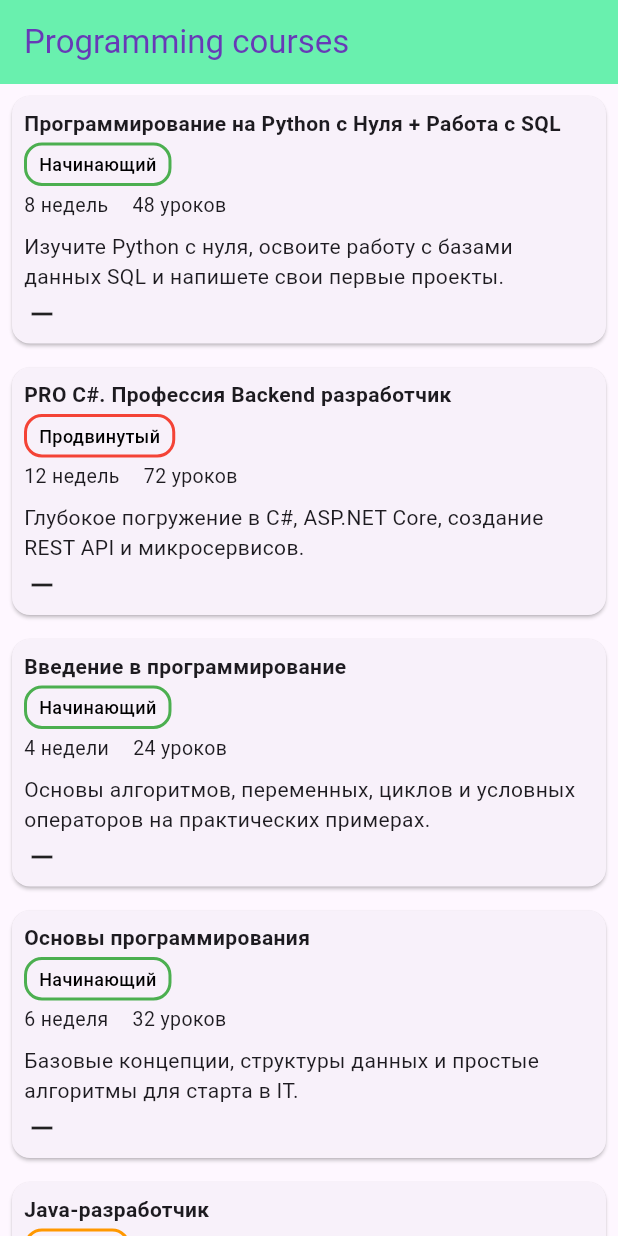
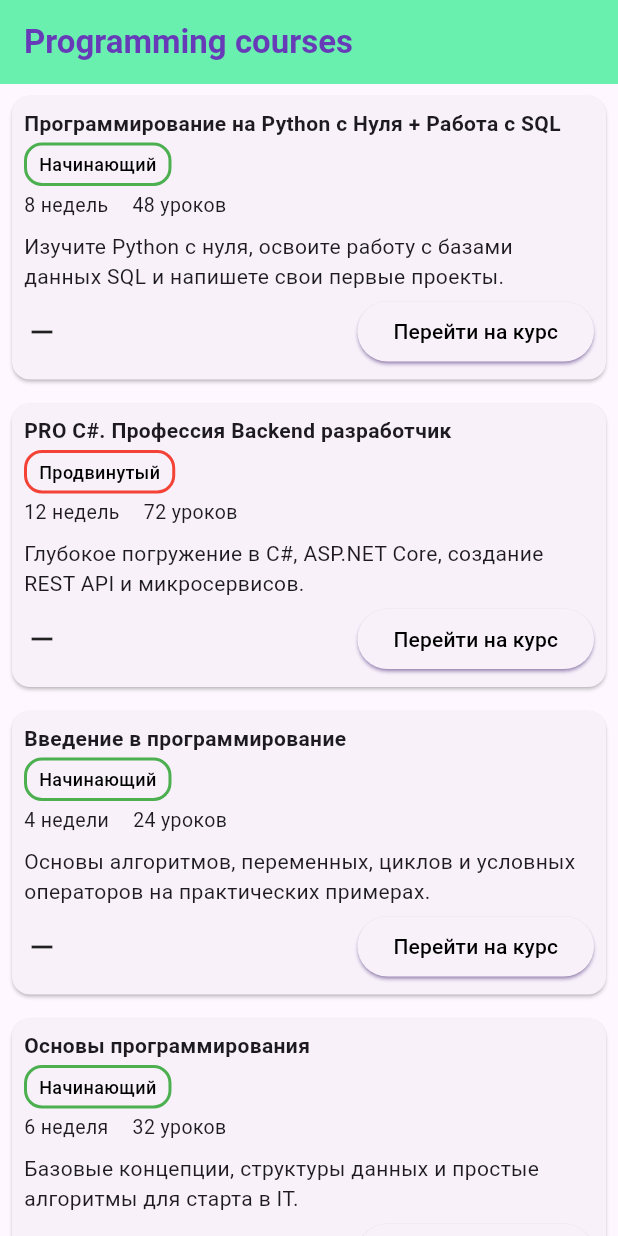
Before and after one commit to arina560/Flutter, a Flutter app: the screen it shows after launch, on a phone screen of 412 x 824 dp. Run offline on Flutter 3.47's test engine with Material 3 defaults, Android fonts, the phone set to English and light mode, and no system bars.

Commit message:
course details card

```diff
--- a/course_catalog/lib/main.dart
+++ b/course_catalog/lib/main.dart
@@ -1,5 +1,4 @@
-import 'models/course.dart';
-import 'widgets/course_card.dart';
+import 'screens/course_list_screen.dart';
 import 'package:flutter/material.dart';
 
 void main() {
@@ -19,77 +18,3 @@ class MyApp extends StatelessWidget {
     );
   }
 }
-
-class CourseListScreen extends StatelessWidget{
-  const CourseListScreen({super.key});
-
-  final List<Course> courses = const[
-    Course(
-      title: "Программирование на Python с Нуля + Работа с SQL",
-      level: "Начинающий",
-      duration: "8 недель",
-      numberOfLessons: 48,
-      description: "Изучите Python с нуля, освоите работу с базами данных SQL и напишете свои первые проекты.",
-      ),
-    Course(
-      title: "PRO C#. Профессия Backend разработчик",
-      level: "Продвинутый",
-      duration: "12 недель",
-      numberOfLessons: 72,
-      description: "Глубокое погружение в C#, ASP.NET Core, создание REST API и микросервисов.",
-      ),
-    Course(
-      title: "Введение в программирование",
-      level: "Начинающий",
-      duration: "4 недели",
-      numberOfLessons: 24,
-      description: "Основы алгоритмов, переменных, циклов и условных операторов на практических примерах.",
-      ),
-    Course(
-      title: "Основы программирования",
-      level: "Начинающий",
-      duration: "6 неделя",
-      numberOfLessons: 32,
-      description: "Базовые концепции, структуры данных и простые алгоритмы для старта в IT.",
-      ),
-    Course(
-      title: "Java-разработчик",
-      level: "Средний",
-      duration: "10 недель",
-      numberOfLessons: 60,
-      description: "Java Core, OOP, многопоточность, коллекции, работа с файлами и базами данных.",
-      ),
-    Course(
-      title: "Старт в программировании",
-      level: "Начинающий",
-      duration: "3 недели",
-      numberOfLessons: 18,
-      description: "Быстрый старт: выбор языка, установка среды, написание первой программы.",
-      ),
-    Course(
-      title: "Full-Stack Engineer Career Path",
-      level: "Средний",
-      duration: "16 недель",
-      numberOfLessons: 96,
-      description: "Полный путь full-stack разработчика: frontend (React) + backend (Node.js) + базы данных.",
-      ),
-  ];
-
-
-  @override
-  Widget build(BuildContext context) {
-    return Scaffold(
-      appBar: AppBar(
-        title: const Text("Programming courses"),
-        backgroundColor: Colors.greenAccent,
-        foregroundColor: Colors.deepPurple,
-      ),
-      body: ListView.builder(
-        itemCount: courses.length,
-        itemBuilder: (context, index){
-          final course = courses[index];
-          return CourseCard(course: course);
-        },
-      ),
-    );
-  }}
--- a/course_catalog/lib/models/course.dart
+++ b/course_catalog/lib/models/course.dart
@@ -1,14 +1,18 @@
+import 'course_level.dart';
+
 class Course{
   final String title;
-  final String level;
+  final CourseLevel level;
   final String duration;
   final int numberOfLessons;
-  final String description;
+  final String shortDescription;
+  final String fullDescription;
   const Course({
     required this.title,
     required this.level,
     required this.duration,
     required this.numberOfLessons,
-    required this.description
+    required this.shortDescription,
+    required this.fullDescription
     });
 }
--- /dev/null
+++ b/course_catalog/lib/models/course_level.dart
@@ -0,0 +1,12 @@
+import 'package:flutter/material.dart';
+
+enum CourseLevel{
+  beginner('Начинающий', Colors.green),
+  intermediate('Средний', Colors.orange),
+  advanced('Продвинутый', Colors.red);
+
+  final String courseLevelName;
+  final Color color;
+
+  const CourseLevel(this.courseLevelName, this.color);
+}
--- /dev/null
+++ b/course_catalog/lib/screens/course_detail_screen.dart
@@ -0,0 +1,35 @@
+import 'package:course_catalog/widgets/course_level_badge.dart';
+import 'package:course_catalog/widgets/course_meta_row.dart';
+import 'package:flutter/material.dart';
+
+import '../models/course.dart';
+
+class CourseDetailScreen extends StatelessWidget {
+  final Course course;
+  const CourseDetailScreen({super.key,required this.course});
+
+  @override
+  Widget build(BuildContext context){
+    return Scaffold(
+      appBar: AppBar(
+        title: Text("Course details", style: TextStyle(fontWeight: FontWeight.bold)),
+        backgroundColor: Colors.deepPurple,
+        foregroundColor: Colors.greenAccent,
+      ),
+      body: SingleChildScrollView(
+        padding: const EdgeInsets.all(16),
+        child: Column(
+          spacing: 12,
+          crossAxisAlignment: CrossAxisAlignment.start,
+          children: [
+            Text(course.title, style: TextStyle(fontSize: 20, fontWeight: FontWeight.bold)),
+            CourseLevelBadge(level: course.level),
+            CourseMetaRow(duration: course.duration, numberOfLessons: course.numberOfLessons),
+            Text('Описание курса', style: TextStyle(fontSize: 16, fontWeight: FontWeight.bold)),
+            Text(course.fullDescription, style: TextStyle(fontSize: 16))
+          ],
+        ),
+      ),
+    );
+  }
+}
--- /dev/null
+++ b/course_catalog/lib/screens/course_list_screen.dart
@@ -0,0 +1,85 @@
+import 'package:course_catalog/models/course_level.dart';
+import 'package:flutter/material.dart';
+import '../models/course.dart';
+import '../widgets/course_card.dart';
+
+class CourseListScreen extends StatelessWidget{
+  const CourseListScreen({super.key});
+
+  final List<Course> courses = const[
+    Course(
+      title: "Программирование на Python с Нуля + Работа с SQL",
+      level: CourseLevel.beginner,
+      duration: "8 недель",
+      numberOfLessons: 48,
+      shortDescription: "Изучите Python с нуля, освоите работу с базами данных SQL и напишете свои первые проекты.",
+      fullDescription: "Полный курс по Python: от установки интерпретатора до создания приложений с базами данных SQL. Вы научитесь работать с переменными, циклами, функциями, классами, а также освоите SQLite и PostgreSQL. В конце – дипломный проект.",
+      ),
+    Course(
+      title: "PRO C#. Профессия Backend разработчик",
+      level: CourseLevel.advanced,
+      duration: "12 недель",
+      numberOfLessons: 72,
+      shortDescription: "Глубокое погружение в C#, ASP.NET Core, создание REST API и микросервисов.",
+      fullDescription: "Курс для опытных разработчиков. Изучите многопоточность, асинхронность, Entity Framework Core, развертывание микросервисов в Docker и Kubernetes. В конце – командная разработка проекта.",
+      ),
+    Course(
+      title: "Введение в программирование",
+      level: CourseLevel.beginner,
+      duration: "4 недели",
+      numberOfLessons: 24,
+      shortDescription: "Основы алгоритмов, переменных, циклов и условных операторов на практических примерах.",
+      fullDescription: "Курс для абсолютных новичков. Вы узнаете, что такое алгоритмы, научитесь писать простые программы на псевдокоде и языке Python. Практические задания на каждой неделе.",
+      ),
+    Course(
+      title: "Основы программирования",
+      level: CourseLevel.beginner,
+      duration: "6 неделя",
+      numberOfLessons: 32,
+      shortDescription: "Базовые концепции, структуры данных и простые алгоритмы для старта в IT.",
+      fullDescription: "Расширенный курс для новичков: массивы, списки, стек, очередь, рекурсия, сортировки. Много практических задач и проектов.",
+      ),
+    Course(
+      title: "Java-разработчик",
+      level: CourseLevel.intermediate,
+      duration: "10 недель",
+      numberOfLessons: 60,
+      shortDescription: "Java Core, OOP, многопоточность, коллекции, работа с файлами и базами данных.",
+      fullDescription: "Профессиональный курс по Java: от синтаксиса до многопоточности и работы с базами данных через JDBC и Hibernate. Включены реальные проекты.",
+      ),
+    Course(
+      title: "Старт в программировании",
+      level: CourseLevel.beginner,
+      duration: "3 недели",
+      numberOfLessons: 18,
+      shortDescription: "Быстрый старт: выбор языка, установка среды, написание первой программы.",
+      fullDescription: "Интенсив для тех, кто хочет попробовать себя в IT. Расскажем о языках программирования, поможем выбрать направление и написать первый код.",
+      ),
+    Course(
+      title: "Full-Stack Engineer Career Path",
+      level: CourseLevel.intermediate,
+      duration: "16 недель",
+      numberOfLessons: 96,
+      shortDescription: "Полный путь full-stack разработчика: frontend (React) + backend (Node.js) + базы данных.",
+      fullDescription: "Полный путь full-stack разработчика: HTML, CSS, JavaScript, React, Node.js, Express, MongoDB, PostgreSQL. Итоговый проект – полноценное веб-приложение.",
+      ),
+  ];
+
+
+  @override
+  Widget build(BuildContext context) {
+    return Scaffold(
+      appBar: AppBar(
+        title: const Text("Programming courses", style: TextStyle(fontWeight: FontWeight.bold),),
+        backgroundColor: Colors.greenAccent,
+        foregroundColor: Colors.deepPurple,
+      ),
+      body: ListView.builder(
+        itemCount: courses.length,
+        itemBuilder: (context, index){
+          final course = courses[index];
+          return CourseCard(course: course);
+        },
+      ),
+    );
+  }}
--- a/course_catalog/lib/widgets/course_card.dart
+++ b/course_catalog/lib/widgets/course_card.dart
@@ -1,3 +1,5 @@
+import 'package:course_catalog/screens/course_detail_screen.dart';
+
 import '../models/course.dart';
 import '../widgets/course_level_badge.dart';
 import '../widgets/course_meta_row.dart';
@@ -39,14 +41,29 @@ class _CourseCardState extends State<CourseCard>{
               const SizedBox(height: 3),
               CourseMetaRow(duration: widget.course.duration, numberOfLessons: widget.course.numberOfLessons),
               const SizedBox(height: 8),
-              Text(widget.course.description),
+              Text(widget.course.shortDescription),
             ],
             const SizedBox(height: 3),
-            GestureDetector(
-              onTap: _toggleHidden,
-              child: Icon(
-                _isHidden ? Icons.remove : Icons.add,
-              ),
+            Row(
+              mainAxisAlignment: MainAxisAlignment.spaceBetween,
+              children: [
+                GestureDetector(
+                  onTap: _toggleHidden,
+                  child: Icon(
+                    _isHidden ? Icons.remove : Icons.add,
+                  ),
+                ),
+                ElevatedButton(
+                  onPressed: () {
+                    Navigator.push(context, MaterialPageRoute(builder: (context) => CourseDetailScreen(course: widget.course)));
+                  },
+                  style: ElevatedButton.styleFrom(
+                    shadowColor: Colors.deepPurple
+                  ),
+                  child: const Text("Перейти на курс", style: TextStyle(color: Colors.black),)
+                )
+              ]
+
             )
           ],
         ),
--- a/course_catalog/lib/widgets/course_level_badge.dart
+++ b/course_catalog/lib/widgets/course_level_badge.dart
@@ -1,21 +1,9 @@
 import 'package:flutter/material.dart';
+import '../models/course_level.dart';
 
 class CourseLevelBadge extends StatelessWidget{
-  final String level;
+  final CourseLevel level;
   const CourseLevelBadge({super.key, required this.level});
-
-  Color _getColor() {
-    switch (level) {
-      case "Начинающий":
-        return Colors.green;
-      case "Средний":
-        return Colors.orange;
-      case "Продвинутый":
-      return Colors.red;
-      default:
-      return Colors.grey;
-    }
-  }
 
   @override
   Widget build(BuildContext context) {
@@ -23,10 +11,10 @@ class CourseLevelBadge extends StatelessWidget{
       padding: const EdgeInsets.symmetric(horizontal: 8, vertical: 4),
       decoration: BoxDecoration(
         borderRadius: BorderRadius.circular(12),
-        border: Border.all(color: _getColor(), width: 2),
+        border: Border.all(color: level.color, width: 2),
       ),
       child: Text(
-        level,
+        level.courseLevelName,
         style: TextStyle(
           color: Colors.black,
           fontSize: 12,
--- a/course_catalog/lib/widgets/course_meta_row.dart
+++ b/course_catalog/lib/widgets/course_meta_row.dart
@@ -8,9 +8,9 @@ class CourseMetaRow extends StatelessWidget{
   @override
   Widget build(BuildContext context) {
     return Row(
+      spacing: 16,
       children: [
         Text(duration, style: TextStyle(fontSize: 13),),
-        const SizedBox(width: 16),
         Text("$numberOfLessons уроков", style: TextStyle(fontSize: 13)),
       ],
     );
```
